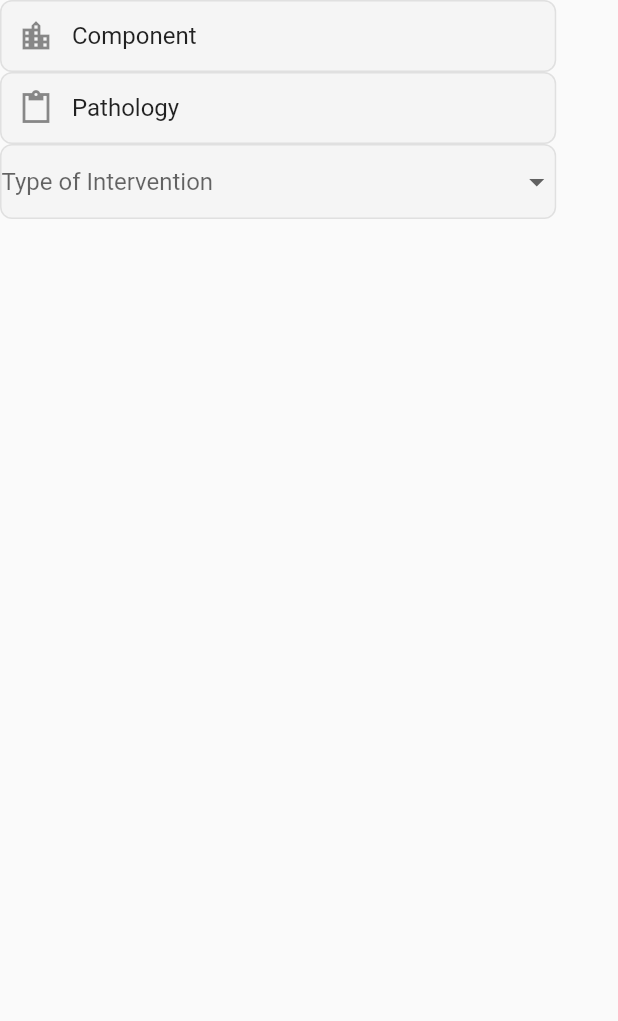
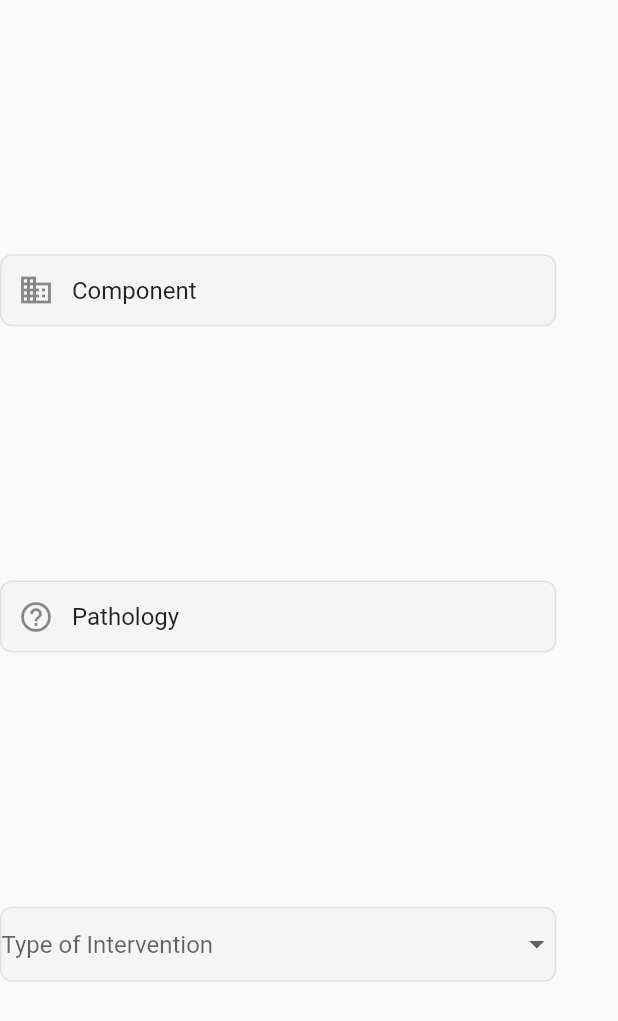
Before and after one commit to Fabs97/DIMA, a Flutter app: the StructuralForm widget shown alone on an empty page, opened directly, on a phone screen of 412 x 824 dp. Shown: the top 1021 px of the screen. Run offline on Flutter 3.47's test engine with Material 2 defaults, Android fonts, the phone set to English and light mode, and no system bars; our stand-ins replace email_validator, firebase_auth, firebase_core, flutter_svg, google_maps_flutter, google_sign_in and 4 more; missing offline and left inert: flutter_facebook_auth, flutter_twitter_login, github_sign_in, steps_indicator; accounts and stored records are empty.

Commit message:
[Frontend] - Corrected material icons

```diff
--- a/citylife/lib/screens/impressions/newImpression.dart
+++ b/citylife/lib/screens/impressions/newImpression.dart
@@ -1,3 +1,4 @@
+import 'package:citylife/screens/impressions/emotional/emotionalImpression.dart';
 import 'package:citylife/utils/theme.dart';
 import 'package:flutter/cupertino.dart';
 import 'package:flutter/material.dart';
@@ -13,6 +14,7 @@ class _NewImpressionState extends State<NewImpression> {
   @override
   Widget build(BuildContext context) {
     return Scaffold(
+      resizeToAvoidBottomInset: false,
       appBar: AppBar(
         backgroundColor: Colors.transparent,
         elevation: 0,
@@ -81,7 +83,7 @@ class _NewImpressionState extends State<NewImpression> {
                       Navigator.push(
                         context,
                         MaterialPageRoute(
-                            builder: (context) => StructuralImpression()),
+                            builder: (context) => EmotionalImpression()),
                       );
                     });
                   },
--- a/citylife/lib/screens/impressions/structural/local_widget/structuralForm.dart
+++ b/citylife/lib/screens/impressions/structural/local_widget/structuralForm.dart
@@ -19,10 +19,10 @@ class _StructuralFormState extends State<StructuralForm> {
               width: constraints.maxWidth * 0.9,
               height: constraints.maxHeight,
               child: Column(
+                mainAxisAlignment: MainAxisAlignment.spaceEvenly,
                 children: [
                   TextFormField(
-                    decoration: InputDecoration(
-                        prefixIcon: Icon(Icons.location_city_outlined)),
+                    decoration: InputDecoration(prefixIcon: Icon(Icons.domain)),
                     initialValue: "Component",
                     onFieldSubmitted: (value) {
                       setState(() {
@@ -32,7 +32,7 @@ class _StructuralFormState extends State<StructuralForm> {
                   ),
                   TextFormField(
                     decoration:
-                        InputDecoration(prefixIcon: Icon(Icons.paste_sharp)),
+                        InputDecoration(prefixIcon: Icon(Icons.help_outline)),
                     initialValue: "Pathology",
                     onFieldSubmitted: (value) {
                       setState(() {
--- a/citylife/lib/widgets/littleMap.dart
+++ b/citylife/lib/widgets/littleMap.dart
@@ -101,7 +101,7 @@ class _LittleMapState extends State<LittleMap> {
               width: constraints.maxWidth * 0.9,
               child: TextFormField(
                   decoration: InputDecoration(
-                      prefixIcon: Icon(Icons.location_on_outlined)),
+                      prefixIcon: Icon(Icons.pin_drop_outlined)),
                   initialValue:
                       "Lat: ${_center.latitude}, Long: ${_center.longitude}",
                   readOnly: true),
```
